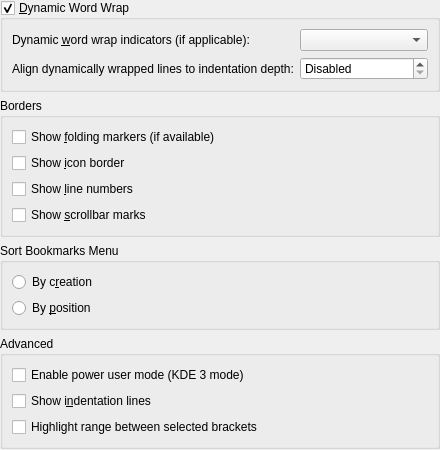
KDE/kate, file part/dialogs/appearanceconfigwidget.ui: the form before one commit.
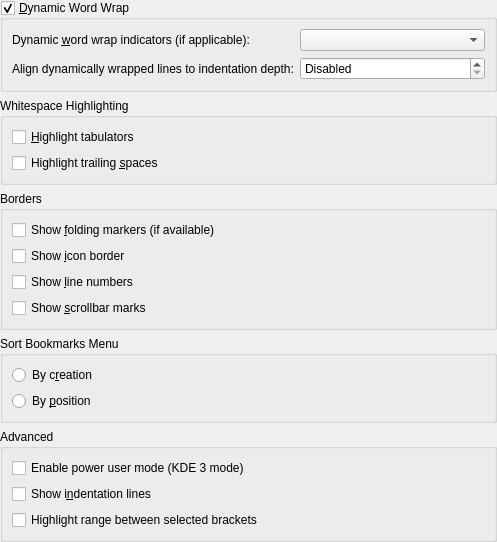
The form after the commit. Custom widgets are drawn as their Qt base class.

Commit message: reorganize whitespace config options (indenting and appearance)

```diff
--- a/part/dialogs/appearanceconfigwidget.ui
+++ b/part/dialogs/appearanceconfigwidget.ui
@@ -2,6 +2,14 @@
 <ui version="4.0">
  <class>AppearanceConfigWidget</class>
  <widget class="QWidget" name="AppearanceConfigWidget">
+  <property name="geometry">
+   <rect>
+    <x>0</x>
+    <y>0</y>
+    <width>497</width>
+    <height>488</height>
+   </rect>
+  </property>
   <layout class="QVBoxLayout">
    <property name="margin">
     <number>0</number>
@@ -73,6 +81,32 @@
      </layout>
     </widget>
    </item>
+   <item>
+    <widget class="QGroupBox" name="gbWhitespaceHighlighting">
+     <property name="title">
+      <string>Whitespace Highlighting</string>
+     </property>
+     <layout class="QVBoxLayout" name="_2">
+      <item>
+       <widget class="QCheckBox" name="chkShowTabs">
+        <property name="whatsThis">
+         <string>The editor will display a symbol to indicate the presence of a tab in the text.</string>
+        </property>
+        <property name="text">
+         <string>&amp;Highlight tabulators</string>
+        </property>
+       </widget>
+      </item>
+      <item>
+       <widget class="QCheckBox" name="chkShowSpaces">
+        <property name="text">
+         <string>Highlight trailing &amp;spaces</string>
+        </property>
+       </widget>
+      </item>
+     </layout>
+    </widget>
+   </item>
    <item>
     <widget class="QGroupBox" name="gbBorders">
      <property name="title">
@@ -209,16 +243,16 @@
   </layout>
  </widget>
  <customwidgets>
-  <customwidget>
-   <class>KComboBox</class>
-   <extends>QComboBox</extends>
-   <header>kcombobox.h</header>
-  </customwidget>
   <customwidget>
    <class>KIntSpinBox</class>
    <extends>QSpinBox</extends>
    <header>knuminput.h</header>
   </customwidget>
+  <customwidget>
+   <class>KComboBox</class>
+   <extends>QComboBox</extends>
+   <header>kcombobox.h</header>
+  </customwidget>
  </customwidgets>
  <resources/>
  <connections>
```
The commit also changes 4 other files.
